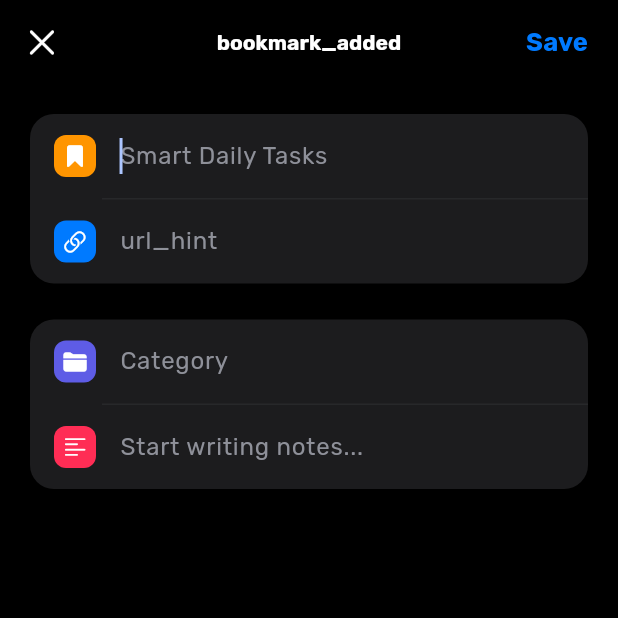
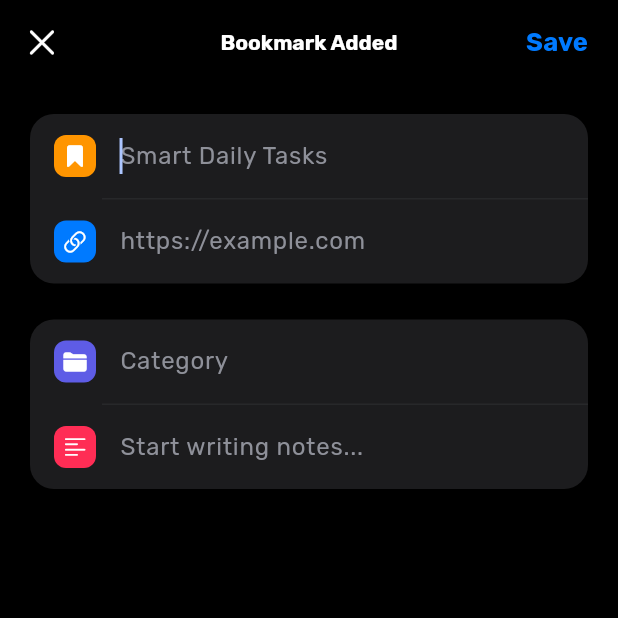
Before and after one commit to z7b/smart_daily_tasks, a Flutter app: the AddBookmarkView screen opened by its route, on a phone screen of 412 x 824 dp, the top half of it. Run offline on Flutter 3.47's test engine with Material 3 defaults, Android fonts, the light colour scheme and no system bars; our stand-ins replace file_picker, fl_chart, flutter_animate, flutter_local_notifications, get, get_storage and 9 more; missing offline and left inert: health, screen_protector, workmanager; accounts and stored records are empty; generated files the repository leaves out were written again.

Commit message:
Fix bookmark URL launching and missing translations

```diff
--- a/lib/app/core/translations/messages.dart
+++ b/lib/app/core/translations/messages.dart
@@ -477,6 +477,12 @@ class Messages extends Translations {
       'sedentary': 'Sedentary',
       'pro': 'Pro Athlete',
       'steps_left_msg': 'Only @count steps left!',
+
+      'start_writing_hint': 'Start writing...',
+      'bookmark_added': 'Bookmark Added',
+      'bookmark_updated': 'Bookmark Updated',
+      'url_hint': 'https://example.com',
+      'note_added': 'Note added successfully',
     },
     'ar': {
       'title': 'مهامي الذكية',
@@ -977,6 +983,12 @@ class Messages extends Translations {
       'insight_late': 'لقد لاحظنا تأخراً بسيطاً عن الموعد المبرمج. حاول تحسين الالتزام بالوقت.',
       'insight_early': 'ممتاز! حضورك المبكر يعكس التزاماً ومهنية عالية.',
       'week': 'الأسبوع',
+
+      'start_writing_hint': 'ابدأ الكتابة...',
+      'bookmark_added': 'تم إضافة الإشارة المرجعية',
+      'bookmark_updated': 'تم تحديث الإشارة المرجعية',
+      'url_hint': 'https://example.com',
+      'note_added': 'تم إضافة الملاحظة بنجاح',
     },
   };
 }
--- a/lib/app/modules/bookmarks/controllers/bookmarks_controller.dart
+++ b/lib/app/modules/bookmarks/controllers/bookmarks_controller.dart
@@ -171,14 +171,15 @@ class BookmarksController extends GetxController {
 
   Future<void> openUrl(String url) async {
     try {
-      final uri = Uri.parse(url);
+      final validUrl = url.startsWith('http') ? url : 'https://$url';
+      final uri = Uri.parse(validUrl);
       if (await canLaunchUrl(uri)) {
         await launchUrl(uri, mode: LaunchMode.externalApplication);
       } else {
-        _showSnackbar('Error'.tr, 'Could not open URL', isError: true);
+        _showSnackbar('error'.tr, 'Could not open URL', isError: true);
       }
     } catch (e) {
-      _showSnackbar('Error'.tr, 'Invalid URL', isError: true);
+      _showSnackbar('error'.tr, 'Invalid URL', isError: true);
     }
   }
 
--- a/lib/app/modules/notes/views/add_note_view.dart
+++ b/lib/app/modules/notes/views/add_note_view.dart
@@ -82,7 +82,7 @@ class AddNoteView extends GetView<NotesController> {
               ),
               onFieldSubmitted: (_) => FocusScope.of(context).requestFocus(controller.contentFocusNode),
               decoration: InputDecoration(
-                hintText: 'Title...',
+                hintText: 'title_hint'.tr,
                 hintStyle: TextStyle(
                   fontSize: 24,
                   fontWeight: FontWeight.bold,
@@ -109,7 +109,7 @@ class AddNoteView extends GetView<NotesController> {
                   child: const Icon(CupertinoIcons.paintbrush, color: Colors.white, size: 18),
                 ),
                 const SizedBox(width: 12),
-                Text('Color', style: TextStyle(fontSize: 16, color: theme.textTheme.bodyMedium?.color)),
+                Text('color'.tr, style: TextStyle(fontSize: 16, color: theme.textTheme.bodyMedium?.color)),
                 const Spacer(),
                 _buildColorPalette(context),
               ],
@@ -128,7 +128,7 @@ class AddNoteView extends GetView<NotesController> {
                 height: 1.5,
               ),
               decoration: InputDecoration(
-                hintText: 'Start writing...',
+                hintText: 'start_writing_hint'.tr,
                 hintStyle: TextStyle(
                   fontSize: 16,
                   color: theme.dividerColor,
```
Also changed, not shown: lib/app/modules/journal/views/journal_view.dart (+9 -5 lines), 1 other file.
